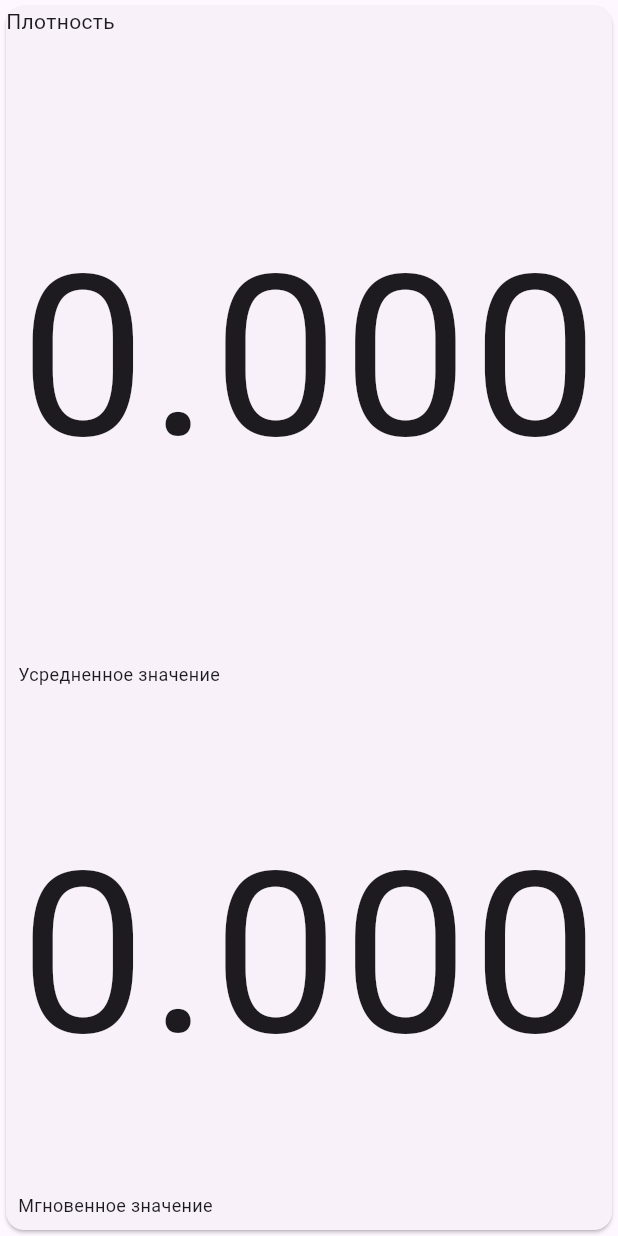
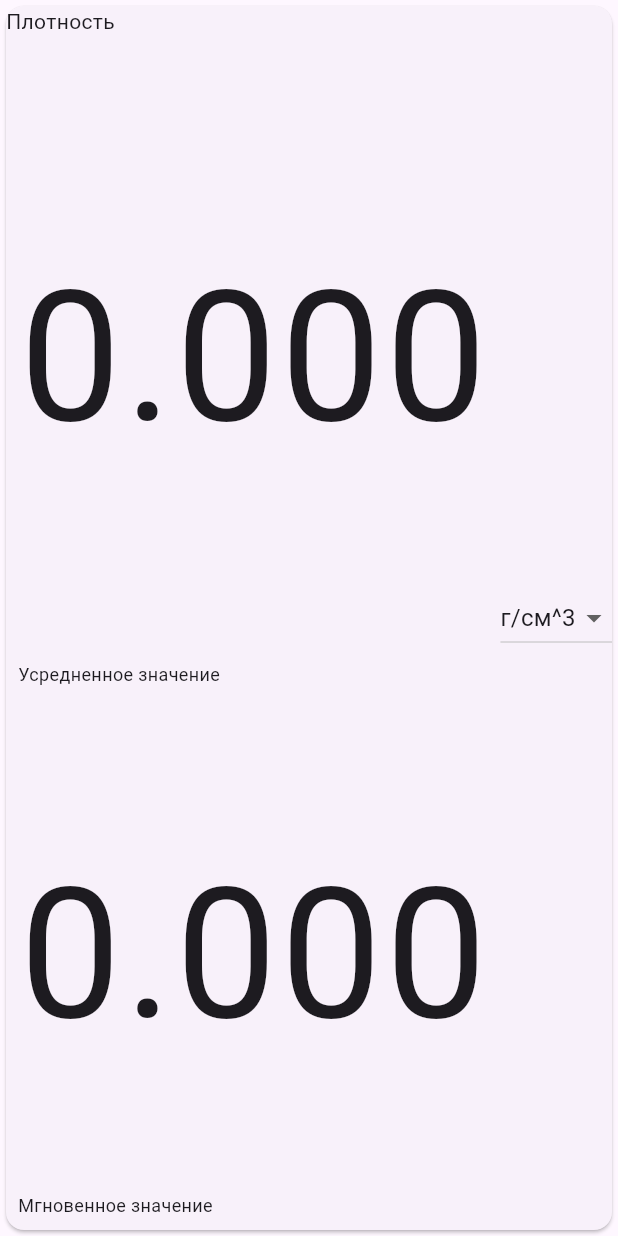
Before and after one commit to simkaa47/BleServer, a Flutter app: the MeasResultWidget widget shown alone on an empty page, opened directly with empty values, on a phone screen of 412 x 824 dp. Run offline on Flutter 3.47's test engine with Material 3 defaults, Android fonts, the phone set to English and light mode, and no system bars; drawn by our look-alikes of auto_size_text; our stand-ins replace fl_chart, flutter_riverpod, go_router, rxdart, sqflite_common_ffi; missing offline and left inert: flutter_blue_plus_windows; accounts and stored records are empty.

Commit message:
feat: Update MeasResultWidget to include measurement units and enhance data display

```diff
--- a/idensity_ble_client/lib/services/bluetooth/ble_scan_service.dart
+++ b/idensity_ble_client/lib/services/bluetooth/ble_scan_service.dart
@@ -1,13 +1,16 @@
 import 'dart:async';
 import 'dart:developer';
+import 'dart:io';
 
 import 'package:flutter_blue_plus_windows/flutter_blue_plus_windows.dart';
+
 import 'package:idensity_ble_client/models/bluetooth/bluetooth_connection.dart';
 import 'package:idensity_ble_client/models/device.dart';
 import 'package:idensity_ble_client/models/scan_result.dart';
 import 'package:idensity_ble_client/models/scan_state.dart';
 import 'package:idensity_ble_client/services/device_service.dart';
 import 'package:idensity_ble_client/services/scan_service.dart';
+import 'package:rxdart/subjects.dart';
 
 class BleScanService implements ScanService {
   BleScanService({required this.deviceService}) {
@@ -22,8 +25,8 @@ class BleScanService implements ScanService {
 
   @override
   Stream<ScanState> get scanState => _stateController.stream;
-  final StreamController<ScanState> _stateController =
-      StreamController<ScanState>.broadcast();
+  final BehaviorSubject<ScanState> _stateController =
+      BehaviorSubject<ScanState>();
 
   StreamSubscription<ScanResult>? subscription;
   StreamSubscription<BluetoothAdapterState>? adapterStateSubscription;
@@ -80,8 +83,10 @@ class BleScanService implements ScanService {
         results.map((result) {
           final device = Device();
           if (result is BlueScanResult) {
-            device.connectionSettings.bluetoothSettings.deviceName = result.advName;
-            device.connectionSettings.bluetoothSettings.macAddress = result.macAddress;
+            device.connectionSettings.bluetoothSettings.deviceName =
+                result.advName;
+            device.connectionSettings.bluetoothSettings.macAddress =
+                result.macAddress;
             device.name = result.advName;
           }
           return device;
@@ -91,6 +96,10 @@ class BleScanService implements ScanService {
 
   void _subsribe() {
 
+    if (Platform.isLinux) {
+      print("Os linux!!!!");
+      _stateController.add(ScanState.on);
+    } else {
       adapterStateSubscription = FlutterBluePlus.adapterState.listen((
         state,
       ) async {
@@ -103,3 +112,4 @@ class BleScanService implements ScanService {
       });
     }
   }
+}
--- a/idensity_ble_client/lib/services/meas_units/meas_unit_service.dart
+++ b/idensity_ble_client/lib/services/meas_units/meas_unit_service.dart
@@ -79,7 +79,6 @@ class MeasUnitService {
         } else if (value is num) {
           return MapEntry(key, value.toInt());
         } else {
-          // Если значение не является числом, можно вернуть 0 или выбросить ошибку
           return MapEntry(key, 0);
         }
       });
@@ -106,4 +105,23 @@ class MeasUnitService {
     _stateController.close();
     _measUnitSelectingController.close();
   }
+
+  List<MeasUnit> getMeasUnitsForMeasProc(int measMode, int deviceMode) {
+    return measUnits
+        .where((mu) => mu.deviceMode.index == deviceMode)
+        .where((mu) => mu.measMode == measMode)
+        .toList();
+  }
+
+  MeasUnit? getMeasUnitForMeasProc(int measMode, int deviceMode){
+    final key = "${measMode}_$deviceMode";
+    final index = _measUnitSelecting[key];
+    if(index == null) {
+      return measUnits
+        .where((mu) => mu.deviceMode.index == deviceMode)
+        .where((mu) => mu.measMode == measMode)
+        .firstOrNull;
+    }
+    return null;
+  }
 }
--- a/idensity_ble_client/lib/widgets/main_page/meas_result_widget.dart
+++ b/idensity_ble_client/lib/widgets/main_page/meas_result_widget.dart
@@ -3,6 +3,7 @@ import 'package:flutter/material.dart';
 import 'package:flutter_riverpod/flutter_riverpod.dart';
 import 'package:idensity_ble_client/models/device.dart';
 import 'package:idensity_ble_client/models/indication/meas_result.dart';
+import 'package:idensity_ble_client/models/providers/services_registration.dart';
 import 'package:idensity_ble_client/resources/enums.dart';
 
 class MeasResultWidget extends ConsumerWidget {
@@ -12,24 +13,38 @@ class MeasResultWidget extends ConsumerWidget {
 
   @override
   Widget build(BuildContext context, WidgetRef ref) {
-    return Card(
-      child: Column(
-        crossAxisAlignment: CrossAxisAlignment.start,
-        children: [
-          StreamBuilder(
+    final measUnitServiceValue = ref.read(measUnitServiceProvider);
+    final selectMeasUnitsAsyncValue = ref.watch(
+      changeMeasUnitSelectingProvider,
+    );
+    if (selectMeasUnitsAsyncValue.hasValue && measUnitServiceValue.hasValue) {
+      final measUnitService = measUnitServiceValue.value;
+      return StreamBuilder(
         stream: device.settingsStream,
         builder: (context, snapshot) {
           final devMode = snapshot.data?.deviceMode.index ?? 0;
           final measType =
-                  snapshot.data?.measProcesses[result.measProcIndex].measType ??
-                  0;
-              return Text(
+              snapshot.data?.measProcesses[result.measProcIndex].measType ?? 0;
+          final measUnits = measUnitService!.getMeasUnitsForMeasProc(
+            measType,
+            devMode,
+          );
+          final measUnit = measUnitService.getMeasUnitForMeasProc(
+            measType,
+            devMode,
+          );
+          return Card(
+            child: Row(
+              children: [
+                Expanded(
+                  child: Column(
+                    crossAxisAlignment: CrossAxisAlignment.start,
+                    children: [
+                      Text(
                         getByIndexFromList(
                           measType,
                           devMode == 0 ? densityMeasModes : levelmeterMeasModes,
                         ),
-              );
-            },
                       ),
                       Expanded(
                         // Этот Expanded предоставит ограничения для ListTile
@@ -89,6 +104,31 @@ class MeasResultWidget extends ConsumerWidget {
                       ),
                     ],
                   ),
+                ),
+                DropdownButton(
+                  value: measUnit?.name ?? "",
+                  items:
+                      measUnits
+                          .map(
+                            (item) => DropdownMenuItem<String>(
+                              value: item.name,
+                              child: Text(
+                                item.name,
+                                style: const TextStyle(
+                                  fontWeight: FontWeight.normal,
+                                ),
+                              ),
+                            ),
+                          )
+                          .toList(),
+                  onChanged: (newValue) {},
+                ),
+              ],
+            ),
+          );
+        },
       );
     }
+    return const Center(child: Text("No info about meas units"));
   }
+}
--- a/idensity_ble_client/lib/widgets/meas_units/meas_units_widget.dart
+++ b/idensity_ble_client/lib/widgets/meas_units/meas_units_widget.dart
@@ -11,11 +11,9 @@ class MeasUnitsWidget extends ConsumerWidget {
   Widget build(BuildContext context, WidgetRef ref) {
     final unitsStreamValue = ref.watch(measUnitsStreamProvider);
     final serviceAsyncValue = ref.watch(measUnitServiceProvider);
-
     return Column(
       children: [
         IconButton(
-
           onPressed: () async {
             if (serviceAsyncValue.hasValue) {
               final service = serviceAsyncValue.value!;
```
Also changed, not shown: idensity_ble_client/pubspec.lock, 1 other file. Lines whose indentation alone changed are shown as unchanged.
